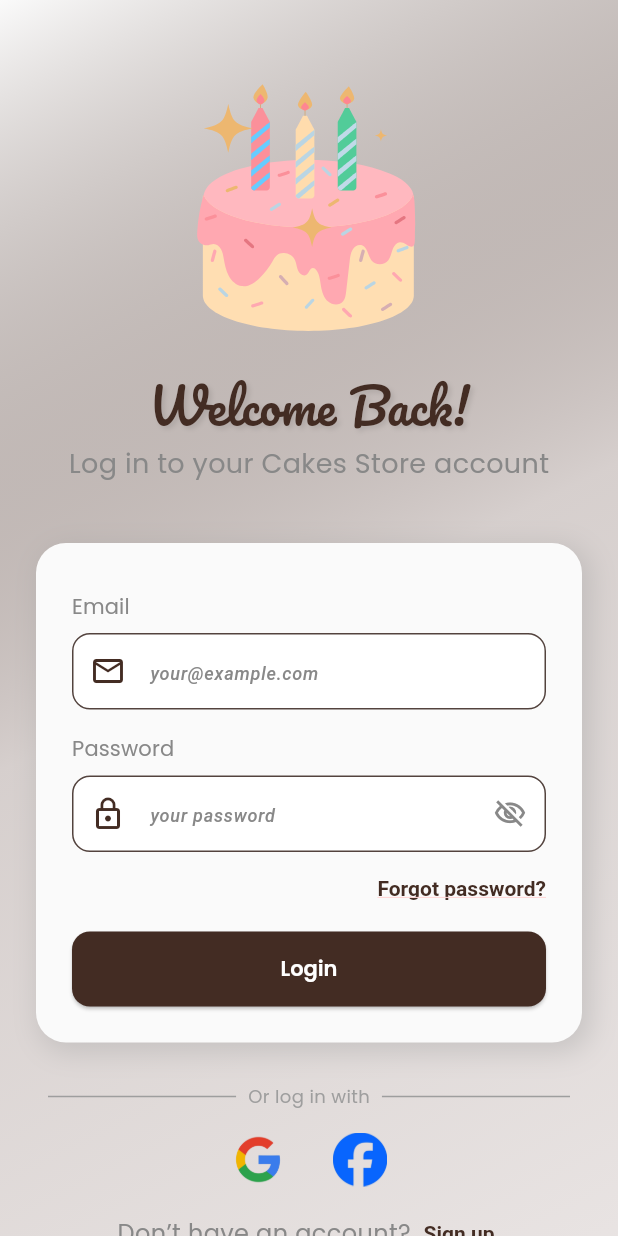
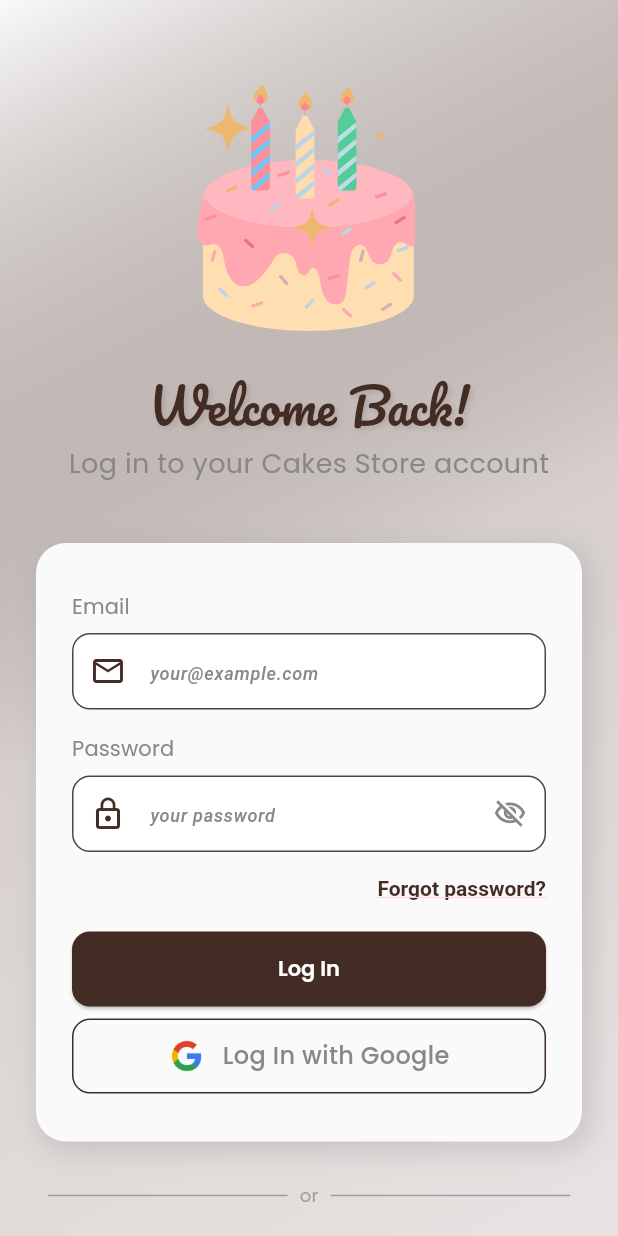
Before and after one commit to MonicaSaeed/cakes_store_frontend, a Flutter app: the screen it shows after launch, on a phone screen of 412 x 824 dp. Run offline on Flutter 3.47's test engine with Material 3 defaults, Android fonts, the phone set to English and light mode, and no system bars; our stand-ins replace bloc, cached_network_image, carousel_slider, dio, equatable, firebase_auth and 11 more; missing offline and left inert: flutter_facebook_auth; accounts and stored records are empty.

Commit message:
Update auth verfiy email and edit social auth button

```diff
--- a/lib/features/auth/presentation/components/auth_divider.dart
+++ b/lib/features/auth/presentation/components/auth_divider.dart
@@ -20,7 +20,7 @@ class AuthDivider extends StatelessWidget {
             ),
           ),
           Text(
-            text,
+            'or',
             style: TextStyle(
               color: color ?? Colors.grey.shade500,
               fontSize: 12,
--- a/lib/features/auth/presentation/components/login_form.dart
+++ b/lib/features/auth/presentation/components/login_form.dart
@@ -1,11 +1,12 @@
 import 'package:cakes_store_frontend/core/theme/theme_controller.dart';
 import 'package:cakes_store_frontend/features/auth/presentation/components/custom_password_textfield.dart';
+import 'package:cakes_store_frontend/features/auth/presentation/components/social_auth_button.dart';
 import 'package:flutter/material.dart';
 import 'package:flutter_bloc/flutter_bloc.dart';
 import 'package:cakes_store_frontend/core/components/custom_elevated_button.dart';
 import 'package:cakes_store_frontend/core/components/custom_text_field.dart';
 import 'package:cakes_store_frontend/core/services/toast_helper.dart';
-import 'package:cakes_store_frontend/features/auth/business/auth_cubit.dart';
+import 'package:cakes_store_frontend/features/auth/domain/auth_cubit.dart';
 
 class LoginForm extends StatefulWidget {
   final TextEditingController emailController;
@@ -142,9 +143,19 @@ class _LoginFormState extends State<LoginForm> {
               )
             else
               CustomElevatedButton(
-                textdata: 'Login',
+                textdata: 'Log In',
                 onPressed: () => widget.onLoginPressed(context),
               ),
+            Padding(
+              padding: const EdgeInsets.symmetric(vertical: 8.0),
+              child: SocialAuthButton(
+                assetPath: 'assets/images/google.png',
+                onPressed: () {
+                  context.read<AuthCubit>().signInWithGoogle();
+                },
+                text: 'Log In with Google',
+              ),
+            ),
           ],
         ),
       ),
--- a/lib/features/auth/presentation/components/social_auth_button.dart
+++ b/lib/features/auth/presentation/components/social_auth_button.dart
@@ -3,21 +3,37 @@ import 'package:flutter/material.dart';
 class SocialAuthButton extends StatelessWidget {
   final String assetPath;
   final VoidCallback onPressed;
-  final double size;
+  final String text;
 
   const SocialAuthButton({
     super.key,
     required this.assetPath,
     required this.onPressed,
-    this.size = 36, // size of the icon
+    this.text = 'Continue with Google',
   });
 
   @override
   Widget build(BuildContext context) {
-    return IconButton(
-      onPressed: onPressed,
-      splashRadius: size * 0.7,
-      icon: Image.asset(assetPath, width: size, height: size),
+    return SizedBox(
+      width: double.infinity,
+      height: 50,
+      child: OutlinedButton(
+        onPressed: onPressed,
+        child: Row(
+          mainAxisAlignment: MainAxisAlignment.center,
+          children: [
+            Image.asset(assetPath, height: 24, width: 24),
+            const SizedBox(width: 12),
+            Text(
+              text,
+              style: Theme.of(context).textTheme.bodyMedium?.copyWith(
+                fontWeight: FontWeight.w500,
+                fontSize: 16,
+              ),
+            ),
+          ],
+        ),
+      ),
     );
   }
 }
--- a/lib/features/auth/presentation/components/social_auth_buttons.dart
+++ /dev/null
@@ -1,30 +0,0 @@
-import 'package:cakes_store_frontend/features/auth/business/auth_cubit.dart';
-import 'package:flutter/material.dart';
-import 'package:flutter_bloc/flutter_bloc.dart';
-import 'package:cakes_store_frontend/features/auth/presentation/components/social_auth_button.dart';
-
-class SocialAuthButtons extends StatelessWidget {
-  const SocialAuthButtons({super.key});
-
-  @override
-  Widget build(BuildContext context) {
-    return Row(
-      mainAxisAlignment: MainAxisAlignment.center,
-      children: [
-        SocialAuthButton(
-          assetPath: 'assets/images/google.png',
-          onPressed: () {
-            context.read<AuthCubit>().signInWithGoogle();
-          },
-        ),
-        const SizedBox(width: 16),
-        SocialAuthButton(
-          assetPath: 'assets/images/facebook.png',
-          onPressed: () {
-            context.read<AuthCubit>().signInWithFacebook();
-          },
-        ),
-      ],
-    );
-  }
-}
--- a/lib/features/auth/presentation/screen/login_screen.dart
+++ b/lib/features/auth/presentation/screen/login_screen.dart
@@ -1,10 +1,9 @@
 import 'package:cakes_store_frontend/core/components/navigation_bar.dart';
 import 'package:cakes_store_frontend/core/services/toast_helper.dart';
-import 'package:cakes_store_frontend/features/auth/business/auth_cubit.dart';
+import 'package:cakes_store_frontend/features/auth/domain/auth_cubit.dart';
 import 'package:cakes_store_frontend/features/auth/presentation/components/auth_divider.dart';
 import 'package:cakes_store_frontend/features/auth/presentation/components/login_form.dart';
 import 'package:cakes_store_frontend/features/auth/presentation/components/login_header.dart';
-import 'package:cakes_store_frontend/features/auth/presentation/components/social_auth_buttons.dart';
 import 'package:cakes_store_frontend/features/auth/presentation/screen/register_screen.dart';
 import 'package:cakes_store_frontend/features/favorites/presentation/cubit/fav_cubit.dart';
 import 'package:cakes_store_frontend/features/user_shared_feature/presentation/cubit/user_cubit.dart';
@@ -200,7 +199,6 @@ class _LoginScreenState extends State<LoginScreen>
                               ),
                               const SizedBox(height: 20),
                               const AuthDivider(text: 'Or log in with'),
-                              const SocialAuthButtons(),
                               Padding(
                                 padding: const EdgeInsets.symmetric(
                                   vertical: 12.0,
--- a/lib/features/home/presentation/screen/home_screen.dart
+++ b/lib/features/home/presentation/screen/home_screen.dart
@@ -1,7 +1,7 @@
 import 'package:cakes_store_frontend/core/components/custom_card.dart';
 import 'package:cakes_store_frontend/core/components/navigation_index_notifier.dart';
 import 'package:cakes_store_frontend/core/services/service_locator.dart';
-import 'package:cakes_store_frontend/features/auth/business/auth_cubit.dart';
+import 'package:cakes_store_frontend/features/auth/domain/auth_cubit.dart';
 import 'package:cakes_store_frontend/features/auth/presentation/screen/login_screen.dart';
 import 'package:cakes_store_frontend/features/home/presentation/components/category_list.dart';
 import 'package:cakes_store_frontend/features/home/presentation/components/image_slide_show.dart';
--- a/lib/features/shop/presentation/screens/shop_product_screen.dart
+++ b/lib/features/shop/presentation/screens/shop_product_screen.dart
@@ -1,6 +1,6 @@
 import 'package:cakes_store_frontend/core/components/custom_card.dart';
 
-import 'package:cakes_store_frontend/features/auth/business/auth_cubit.dart';
+import 'package:cakes_store_frontend/features/auth/domain/auth_cubit.dart';
 import 'package:cakes_store_frontend/features/favorites/presentation/cubit/fav_cubit.dart';
 import 'package:cakes_store_frontend/features/favorites/presentation/cubit/fav_state.dart';
 import 'package:cakes_store_frontend/features/shop/presentation/cubit/product_list_cubit.dart';
--- a/lib/main.dart
+++ b/lib/main.dart
@@ -12,7 +12,7 @@ import 'core/services/preference_manager.dart';
 import 'core/theme/dark_theme.dart';
 import 'core/theme/light_theme.dart';
 import 'core/theme/theme_controller.dart';
-import 'features/auth/business/auth_cubit.dart';
+import 'features/auth/domain/auth_cubit.dart';
 import 'firebase_options.dart';
 
 void main() async {
```
Also changed, not shown: lib/features/auth/domain/auth_cubit.dart (renamed from lib/features/auth/business/auth_cubit.dart, +13 -6 lines), lib/features/auth/presentation/screen/register_screen.dart (+16 -3 lines), lib/features/auth/domain/auth_state.dart (renamed from lib/features/auth/business/auth_state.dart).
